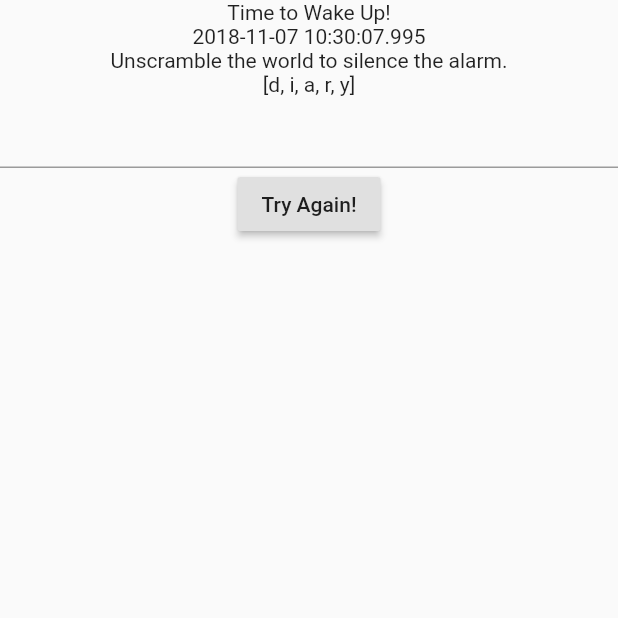
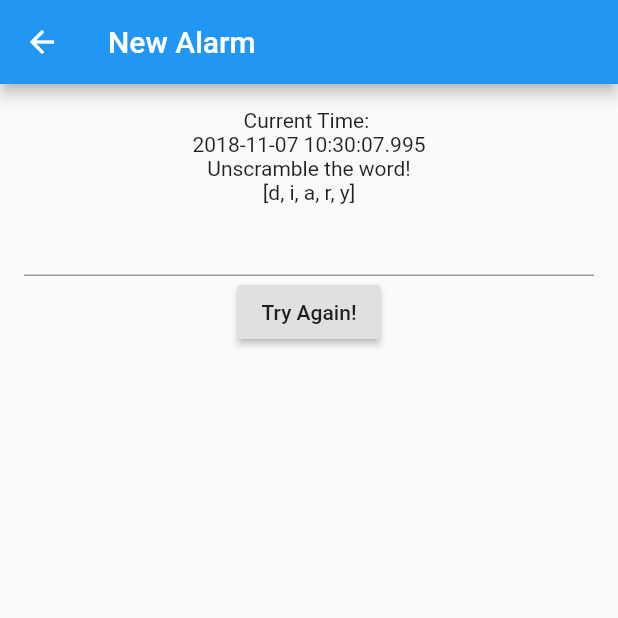
Before and after one commit to Kithor/Puzzle-Clock, a Flutter app: the Scramble screen opened directly, on a phone screen of 412 x 824 dp, the top half of it. Run offline on Flutter 3.47's test engine with Material 2 defaults, Android fonts, the phone set to English and light mode, and no system bars; our stand-ins replace datetime_picker_formfield.

Commit message:
Scramble puzzle widget adjusted. Need to tweak logic

```diff
--- a/lib/puzzles/scramble.dart
+++ b/lib/puzzles/scramble.dart
@@ -1,8 +1,29 @@
 import 'package:flutter/material.dart';
 import 'dart:math';
+import '../main.dart';
 
-class Scramble extends StatelessWidget{
+class Scramble extends StatefulWidget{
+  @override
+  _ScrambleState createState() => _ScrambleState();
+}
+
+class _ScrambleState extends State<Scramble>{
+  final GlobalKey<FormState> _formKey = new GlobalKey<FormState>();
   TextEditingController _controller;
+
+  @override
+  void initState(){
+    super.initState();
+  }
+
+  void submit(){
+    _formKey.currentState.save();
+    dispose();
+    Navigator.push(
+      context,
+      MaterialPageRoute(builder: (context) => App()),
+    );
+  }
 
   @override
   Widget build (BuildContext context){
@@ -10,20 +31,30 @@ class Scramble extends StatelessWidget{
     String w = logicWordPicker();
     String s = logicScrambler(w);
 
-        return new Column(
+      return Scaffold(
+        appBar: AppBar(
+          title: Text("New Alarm")
+        ),
+        body: Padding(
+          padding: const EdgeInsets.all(16.0),
+          child: Form(
+            key: this._formKey,
+            child: Column(
               children: <Widget>[
-              Text('Time to Wake Up!'),
+
+                Text('Current Time: '),
                 Text(time.toString()),
-              Text('Unscramble the world to silence the alarm.'),
+                Text('Unscramble the word!'),
                 Text(s),
-              new TextField(
+
+                TextField(
                   controller: _controller,
                 ),
-              new RaisedButton(
+
+                RaisedButton(
                   onPressed: (){
                     if(_controller.text == w){
-                  //Turn Alarm Off
-                  //Navigate to main page
+                      this.submit();
                     }
                     else{
                       _controller.clear();
@@ -32,8 +63,10 @@ class Scramble extends StatelessWidget{
                 child: new Text("Try Again!"),
               ),
             ],
+          )
+        ),
+      ),
     );
-  }
   }
 
   /* THIS IS THE LOGIC FOR THE PUZZLE BELOW*/
@@ -75,3 +108,4 @@ String logicScrambler(String word){
   }
   return(charactered.toString());
 }
+}
```
Lines whose indentation alone changed are shown as unchanged.
